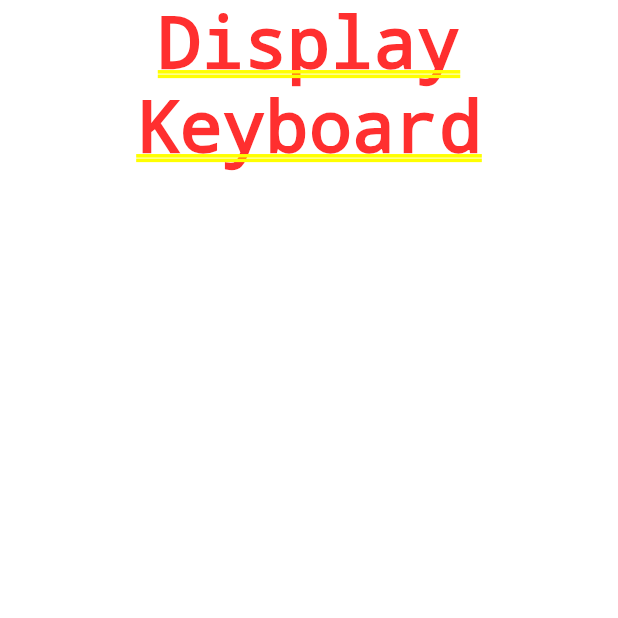
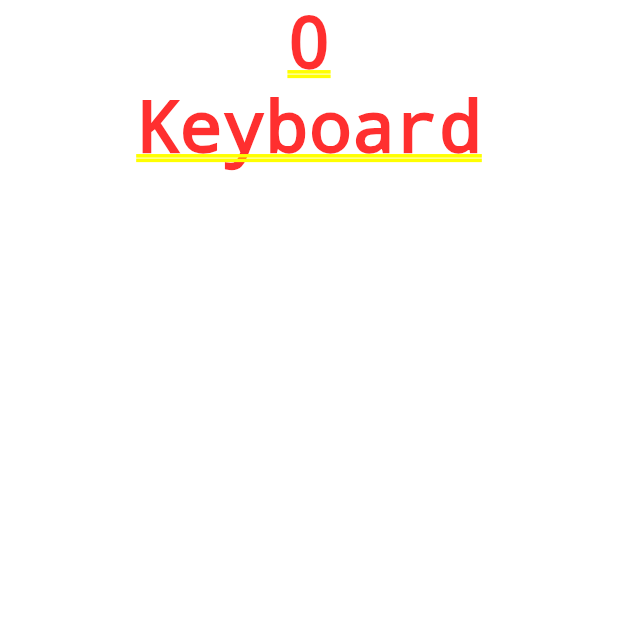
Before and after one commit to LucasCardoso910/calculator, a Flutter app: the screen it shows after launch, on a phone screen of 412 x 824 dp, the top half of it. Run offline on Flutter 3.47's test engine with Material 2 defaults, Android fonts, the phone set to English and light mode, and no system bars.

Commit message:
initializing display widget
Signed-off-by: Lucas Cardoso <lucas.cardoso.santos@usp.br>

```diff
--- a/lib/components/display.dart
+++ b/lib/components/display.dart
@@ -0,0 +1,14 @@
+import 'package:flutter/material.dart';
+
+class Display extends StatelessWidget {
+  final String text;
+
+  const Display({Key? key, required this.text}) : super(key: key);
+
+  @override
+  Widget build(BuildContext context) {
+    return Container(
+      child: Text(text),
+    );
+  }
+}
--- a/lib/screens/calculator.dart
+++ b/lib/screens/calculator.dart
@@ -1,3 +1,4 @@
+import 'package:calculator/components/display.dart';
 import 'package:flutter/material.dart';
 
 class Calculator extends StatelessWidget {
@@ -6,7 +7,7 @@ class Calculator extends StatelessWidget {
   @override
   Widget build(BuildContext context) {
     const appChildren = [
-      Text("Display"),
+      Display(text: '0'),
       Text("Keyboard"),
     ];
 
```
